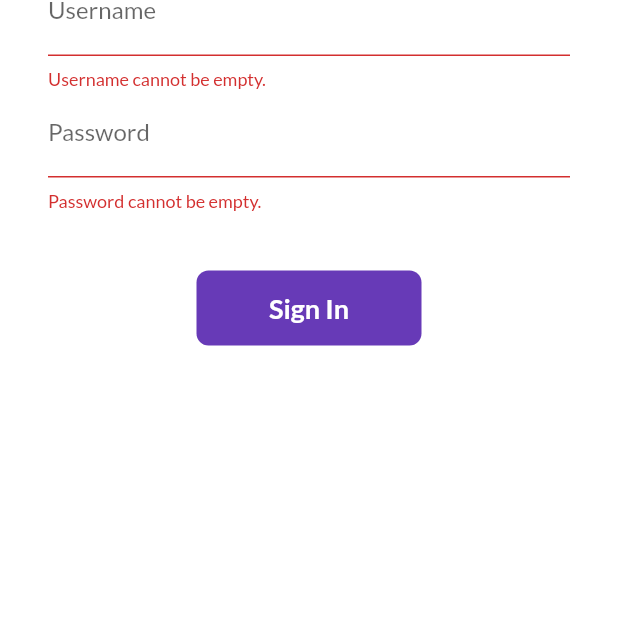
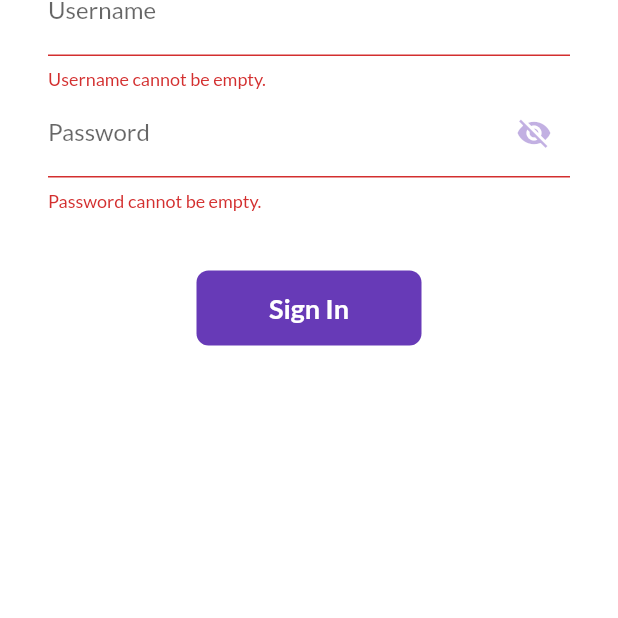
Before and after one commit to Nitikesh0922/30daysofflutter, a Flutter app: the LoginPage screen opened by its route, after a tap on "Sign In", on a phone screen of 412 x 824 dp, the part 599-1217 px from its top. Run offline on Flutter 3.47's test engine with Material 2 defaults, Android fonts, the phone set to English and light mode, and no system bars; our stand-ins replace google_fonts; network calls fail.

Commit message:
theme extracted

```diff
--- a/lib/main.dart
+++ b/lib/main.dart
@@ -4,8 +4,8 @@ import 'package:flutter/material.dart';
 import 'package:flutter_catalog/pages/home_page.dart';
 import 'package:flutter_catalog/pages/login_page.dart';
 import 'package:flutter_catalog/utils/routes.dart';
+import 'package:flutter_catalog/widgets/themes.dart';
 import 'pages/home_page.dart';
-import 'package:google_fonts/google_fonts.dart';
 
 void main() {
   runApp(const MyApp());
@@ -22,10 +22,8 @@ class MyApp extends StatelessWidget {
       debugShowCheckedModeBanner:
           false, //for debug banner remove on developement time
       themeMode: ThemeMode.light,
-      theme: ThemeData(
-          primarySwatch: Colors.deepPurple,
-          fontFamily: GoogleFonts.lato().fontFamily),
-      darkTheme: ThemeData(brightness: Brightness.dark),
+      theme: MyTheme.lightTheme(context),
+      darkTheme: MyTheme.darkTheme(context),
       initialRoute: MyRoutes.homeRoute,
       routes: {
         "/": (context) => LoginPage(),
--- a/lib/pages/login_page.dart
+++ b/lib/pages/login_page.dart
@@ -13,6 +13,7 @@ class LoginPage extends StatefulWidget {
 class _LoginPageState extends State<LoginPage> {
   String name = "";
   bool changeButton = false;
+  bool hidePassword = true;
 
   final _formKey = GlobalKey<FormState>();
 
@@ -78,11 +79,20 @@ class _LoginPageState extends State<LoginPage> {
                         },
                       ),
                       TextFormField(
-                        obscureText: true,
+                        obscureText: hidePassword,
                         decoration: InputDecoration(
-                          hintText: "Enter Password",
-                          labelText: "Password",
-                        ),
+                            hintText: "Enter Password",
+                            labelText: "Password",
+                            suffixIcon: IconButton(
+                                onPressed: () {
+                                  setState(() {
+                                    hidePassword = !hidePassword;
+                                  });
+                                },
+                                color: Colors.deepPurple.withOpacity(0.4),
+                                icon: Icon(hidePassword
+                                    ? Icons.visibility_off
+                                    : Icons.visibility))),
                         validator: (value) {
                           if (value!.isEmpty) {
                             return "Password cannot be empty.";
--- /dev/null
+++ b/lib/widgets/themes.dart
@@ -0,0 +1,23 @@
+// ignore_for_file: prefer_const_constructors
+
+import 'package:flutter/material.dart';
+import 'package:google_fonts/google_fonts.dart';
+
+class MyTheme {
+  static ThemeData lightTheme(BuildContext context) => ThemeData(
+      primarySwatch: Colors.deepPurple,
+      fontFamily: GoogleFonts.lato().fontFamily,
+      appBarTheme: AppBarTheme(
+        color: Colors.white,
+        elevation: 0.0,
+        iconTheme: IconThemeData(color: Colors.black),
+        // ignore: deprecated_member_use
+        //textTheme: Theme.of(context).textTheme,
+
+        toolbarTextStyle: Theme.of(context).textTheme.bodyText2,
+        titleTextStyle: Theme.of(context).textTheme.headline6,
+      ));
+
+  static ThemeData darkTheme(BuildContext context) =>
+      ThemeData(brightness: Brightness.dark);
+}
```
